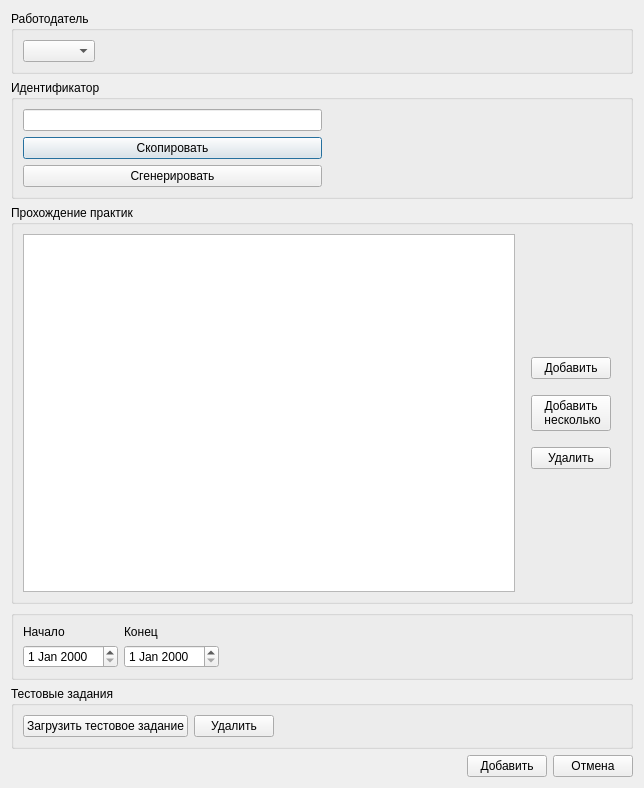
7enSmile/clientVKR, file ui/practicewindow.ui: the form before one commit.
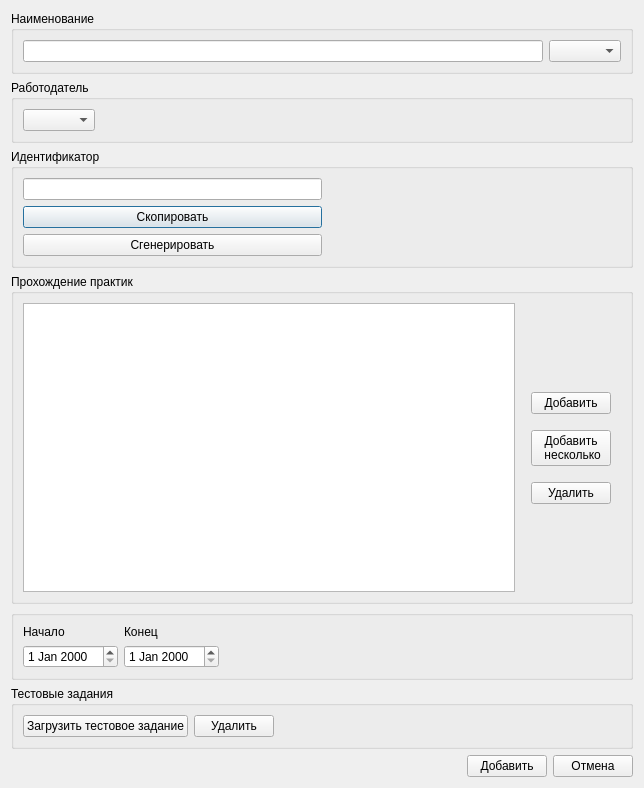
The form after the commit.

Commit message: Добавлен порт и добавлено наименование

Patch:
```diff
--- a/ui/practicewindow.ui
+++ b/ui/practicewindow.ui
@@ -14,6 +14,21 @@
    <string>Dialog</string>
   </property>
   <layout class="QVBoxLayout" name="verticalLayout_8">
+   <item>
+    <widget class="QGroupBox" name="groupBox_6">
+     <property name="title">
+      <string>Наименование</string>
+     </property>
+     <layout class="QHBoxLayout" name="horizontalLayout_9">
+      <item>
+       <widget class="QLineEdit" name="lineEditName"/>
+      </item>
+      <item>
+       <widget class="QComboBox" name="comboBoxName"/>
+      </item>
+     </layout>
+    </widget>
+   </item>
    <item>
     <widget class="QGroupBox" name="groupBox">
      <property name="title">
```
The commit also changes 14 other files.
